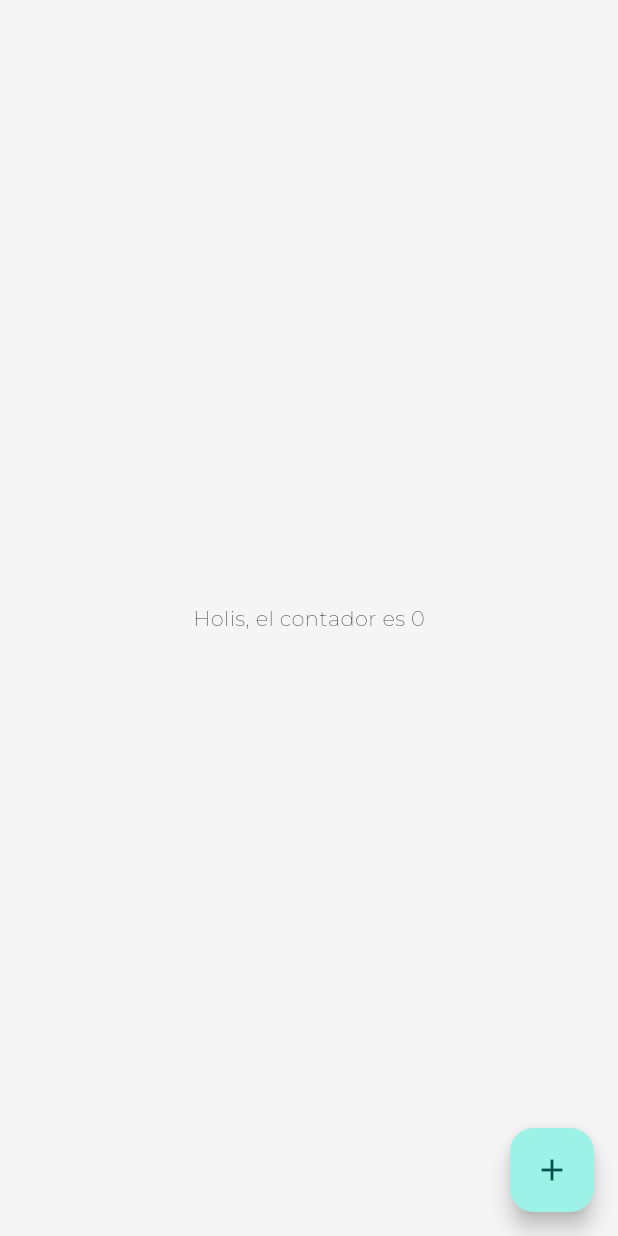
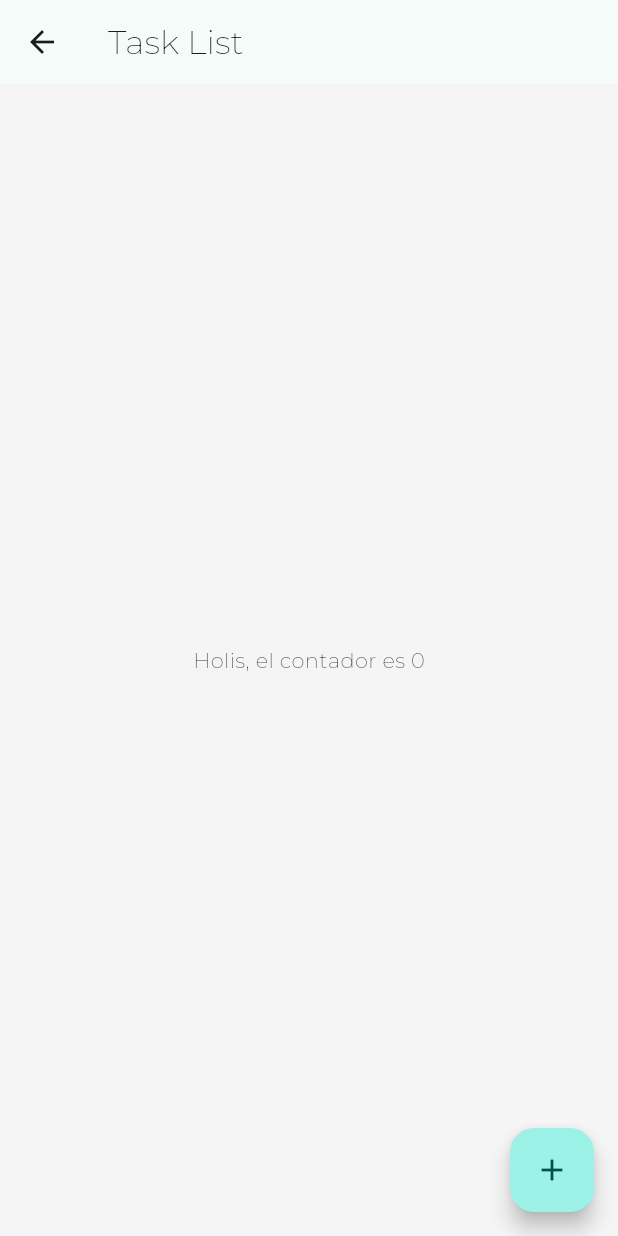
Before and after one commit to mvgarc/app, a Flutter app: the TaskListPage screen opened directly, on a phone screen of 412 x 824 dp. Run offline on Flutter 3.47's test engine with Material 3 defaults, Android fonts, the phone set to English and light mode, and no system bars; project files that could hold a hidden picture were left out.

Commit message:
update: creación del appBar

```diff
--- a/lib/view/task_list.dart
+++ b/lib/view/task_list.dart
@@ -25,6 +25,9 @@ class _TaskListPageState extends State<TaskListPage> {
   @override
   Widget build(BuildContext context) {
     return Scaffold(
+      appBar: AppBar(
+        title: Text('Task List'),
+      ),
       body: Center(child: Text('Holis, el contador es $count')),
       floatingActionButton: FloatingActionButton(
         onPressed:(){
```
